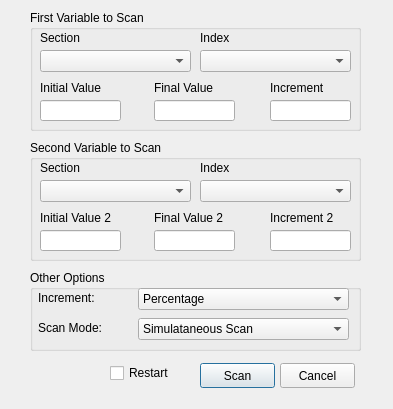
Before: the Qt Designer form simulation/qt files/scanbout.ui in bendudson/BOUTgui, drawn with Qt 5.
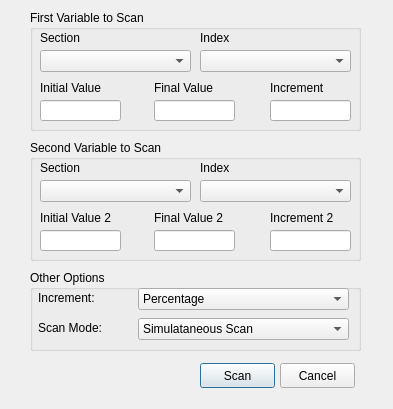
After: the same form once the commit is applied.

The edit to the form file:
```diff
--- a/simulation/qt files/scanbout.ui
+++ b/simulation/qt files/scanbout.ui
@@ -39,22 +39,6 @@
     <string>Cancel</string>
    </property>
   </widget>
-  <widget class="QCheckBox" name="checkBox">
-   <property name="geometry">
-    <rect>
-     <x>110</x>
-     <y>363</y>
-     <width>84</width>
-     <height>20</height>
-    </rect>
-   </property>
-   <property name="toolTip">
-    <string>If this is checked then each subsequent run will use the restart files from the previous run</string>
-   </property>
-   <property name="text">
-    <string>Restart </string>
-   </property>
-  </widget>
   <widget class="QGroupBox" name="groupBox">
    <property name="geometry">
     <rect>
```
Left out of the diff: 2 changed lines with no effect on the pictures.
